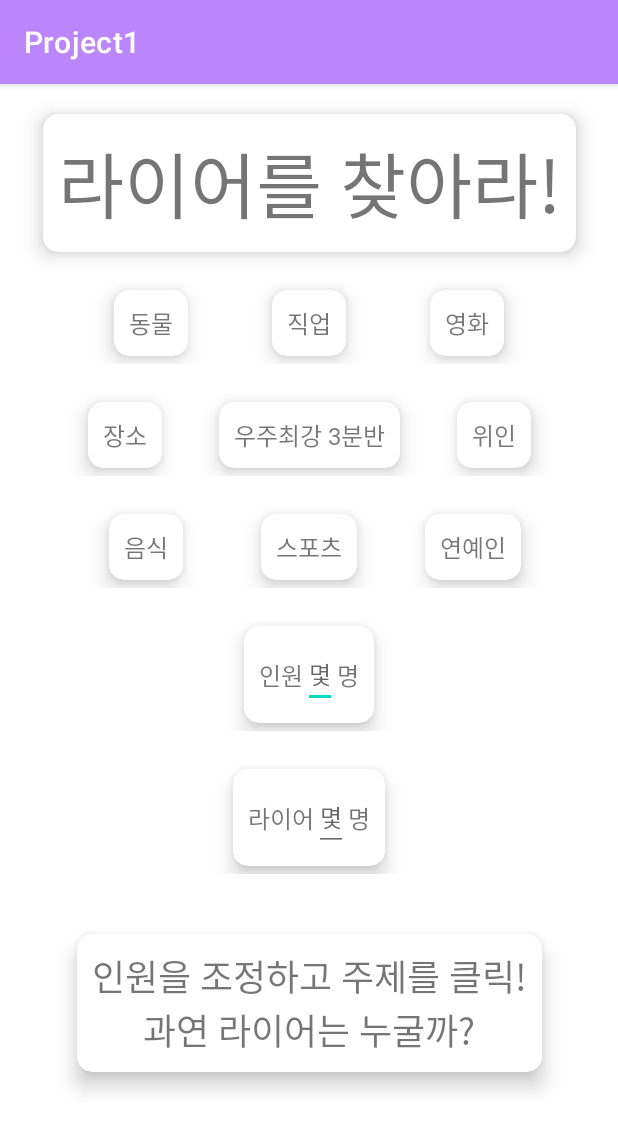
After one commit to kadiace/2020W_CS496_Project1, an Android app: the GameActivity2 screen opened directly, with no data from a screen before it, on a phone screen of 412 x 824 dp. The commit adds this screen. Shown: the top 1131 px of the screen. Run offline under Robolectric (Android 15) with nearby library versions, the phone set to English and light mode, and no system bars.

Commit message:
lier game xml complete

```diff
--- a/app/src/main/AndroidManifest.xml
+++ b/app/src/main/AndroidManifest.xml
@@ -10,7 +10,8 @@
         android:roundIcon="@mipmap/ic_launcher_round"
         android:supportsRtl="true"
         android:theme="@style/Theme.Project1">
-        <activity android:name=".GameActivity1"></activity>
+        <activity android:name=".GameActivity2"></activity>
+        <activity android:name=".GameActivity1" />
         <activity android:name=".EditActivity" />
         <activity android:name=".ItemActivity" />
         <activity
--- a/app/src/main/java/com/example/project1/Fragment3.kt
+++ b/app/src/main/java/com/example/project1/Fragment3.kt
@@ -34,5 +34,10 @@ class Fragment3 : Fragment() {
             activity?.startActivityForResult(intent, 2)
         }
 
+        game2.setOnClickListener{
+            val intent = Intent(context, GameActivity2::class.java)
+            activity?.startActivityForResult(intent, 2)
+        }
+
     }
 }
--- /dev/null
+++ b/app/src/main/java/com/example/project1/GameActivity2.kt
@@ -0,0 +1,11 @@
+package com.example.project1
+
+import androidx.appcompat.app.AppCompatActivity
+import android.os.Bundle
+
+class GameActivity2 : AppCompatActivity() {
+    override fun onCreate(savedInstanceState: Bundle?) {
+        super.onCreate(savedInstanceState)
+        setContentView(R.layout.activity_game2)
+    }
+}
--- a/app/src/main/java/com/example/project1/MainActivity.kt
+++ b/app/src/main/java/com/example/project1/MainActivity.kt
@@ -45,7 +45,6 @@ class MainActivity : AppCompatActivity() {
                     tab.text = "Gallery"
                     tab.setIcon(R.drawable.gallery)
                 }
-
                 2 -> {
                     tab.text = "Alcohol"
                     tab.setIcon(R.drawable.beer)
--- a/app/src/main/res/layout/activity_add.xml
+++ b/app/src/main/res/layout/activity_add.xml
@@ -72,7 +72,7 @@
         android:hint="Type Number"
         android:textSize="24sp"
         android:textColor="@color/purple_200"
-        android:inputType="number"
+        android:inputType="phone"
         android:maxLength="13"
         app:layout_constraintTop_toBottomOf="@id/add_name"/>
 
--- /dev/null
+++ b/app/src/main/res/layout/activity_game2.xml
@@ -0,0 +1,435 @@
+<?xml version="1.0" encoding="utf-8"?>
+<androidx.constraintlayout.widget.ConstraintLayout xmlns:android="http://schemas.android.com/apk/res/android"
+    xmlns:app="http://schemas.android.com/apk/res-auto"
+    xmlns:tools="http://schemas.android.com/tools"
+    android:layout_width="match_parent"
+    android:layout_height="match_parent"
+    android:orientation="vertical"
+    tools:context=".AddActivity">
+
+    <androidx.cardview.widget.CardView
+        android:id = "@+id/title"
+        android:layout_width="wrap_content"
+        android:layout_height="wrap_content"
+        android:layout_margin="20dp"
+        app:cardCornerRadius="10dp"
+        app:cardElevation="8dp"
+        app:contentPadding="10dp"
+        app:layout_constraintTop_toTopOf="parent"
+        app:layout_constraintLeft_toLeftOf="parent"
+        app:layout_constraintRight_toRightOf="parent">
+
+        <TextView
+            android:id="@+id/text_title"
+            android:layout_width="wrap_content"
+            android:layout_height="wrap_content"
+            android:textSize="48sp"
+            android:text="라이어를 찾아라!"
+            android:fontFamily="@font/dreamhouseb"/>
+
+    </androidx.cardview.widget.CardView>
+
+    <androidx.constraintlayout.widget.ConstraintLayout
+        android:id="@+id/layout1"
+        android:layout_width="match_parent"
+        android:layout_height="wrap_content"
+        android:layout_margin="20dp"
+        app:layout_constraintTop_toBottomOf="@id/title"
+        app:layout_constraintBottom_toTopOf="@id/layout2">
+
+        <androidx.cardview.widget.CardView
+            android:id = "@+id/game1"
+            android:layout_width="wrap_content"
+            android:layout_height="wrap_content"
+            android:layout_margin="5dp"
+            android:layout_marginBottom="10dp"
+            app:cardCornerRadius="10dp"
+            app:cardElevation="8dp"
+            app:contentPadding="10dp"
+            app:layout_constraintTop_toTopOf="parent"
+            app:layout_constraintLeft_toLeftOf="parent"
+            app:layout_constraintRight_toLeftOf="@id/game2">
+
+            <TextView
+                android:id="@+id/game1_text"
+                android:layout_width="wrap_content"
+                android:layout_height="wrap_content"
+                android:textSize="16sp"
+                android:text="동물"
+                android:fontFamily="@font/dreamhouseb"/>
+
+        </androidx.cardview.widget.CardView>
+
+        <androidx.cardview.widget.CardView
+            android:id = "@+id/game2"
+            android:layout_width="wrap_content"
+            android:layout_height="wrap_content"
+            android:layout_margin="5dp"
+            app:cardCornerRadius="10dp"
+            app:cardElevation="8dp"
+            app:contentPadding="10dp"
+            app:layout_constraintTop_toTopOf="parent"
+            app:layout_constraintBottom_toBottomOf="parent"
+            app:layout_constraintLeft_toLeftOf="parent"
+            app:layout_constraintRight_toRightOf="parent">
+
+            <TextView
+                android:id="@+id/game2_text"
+                android:layout_width="wrap_content"
+                android:layout_height="wrap_content"
+                android:textSize="16sp"
+                android:text="직업"
+                android:fontFamily="@font/dreamhouseb"/>
+
+        </androidx.cardview.widget.CardView>
+
+        <androidx.cardview.widget.CardView
+            android:id = "@+id/game3"
+            android:layout_width="wrap_content"
+            android:layout_height="wrap_content"
+            android:layout_margin="5dp"
+            android:layout_marginBottom="10dp"
+            app:cardCornerRadius="10dp"
+            app:cardElevation="8dp"
+            app:contentPadding="10dp"
+            app:layout_constraintTop_toTopOf="parent"
+            app:layout_constraintLeft_toRightOf="@id/game2"
+            app:layout_constraintRight_toRightOf="parent">
+
+            <TextView
+                android:id="@+id/game3_text"
+                android:layout_width="wrap_content"
+                android:layout_height="wrap_content"
+                android:textSize="16sp"
+                android:text="영화"
+                android:fontFamily="@font/dreamhouseb"/>
+
+        </androidx.cardview.widget.CardView>
+
+    </androidx.constraintlayout.widget.ConstraintLayout>
+
+    <androidx.constraintlayout.widget.ConstraintLayout
+        android:id="@+id/layout2"
+        android:layout_width="match_parent"
+        android:layout_height="wrap_content"
+        android:layout_margin="20dp"
+        app:layout_constraintTop_toBottomOf="@id/layout1">
+
+        <androidx.cardview.widget.CardView
+            android:id = "@+id/game4"
+            android:layout_width="wrap_content"
+            android:layout_height="wrap_content"
+            android:layout_margin="5dp"
+            android:layout_marginBottom="10dp"
+            app:cardCornerRadius="10dp"
+            app:cardElevation="8dp"
+            app:contentPadding="10dp"
+            app:layout_constraintBottom_toBottomOf="parent"
+            app:layout_constraintLeft_toLeftOf="parent"
+            app:layout_constraintRight_toLeftOf="@id/game5">
+
+            <TextView
+                android:id="@+id/game4_text"
+                android:layout_width="wrap_content"
+                android:layout_height="wrap_content"
+                android:textSize="16sp"
+                android:text="장소"
+                android:fontFamily="@font/dreamhouseb"/>
+
+        </androidx.cardview.widget.CardView>
+
+        <androidx.cardview.widget.CardView
+            android:id = "@+id/game5"
+            android:layout_width="wrap_content"
+            android:layout_height="wrap_content"
+            android:layout_margin="5dp"
+            android:layout_marginBottom="10dp"
+            app:cardCornerRadius="10dp"
+            app:cardElevation="8dp"
+            app:contentPadding="10dp"
+            app:layout_constraintTop_toTopOf="parent"
+            app:layout_constraintBottom_toBottomOf="parent"
+            app:layout_constraintLeft_toLeftOf="parent"
+            app:layout_constraintRight_toRightOf="parent">
+
+            <TextView
+                android:id="@+id/game5_text"
+                android:layout_width="wrap_content"
+                android:layout_height="wrap_content"
+                android:textSize="16sp"
+                android:text="우주최강 3분반"
+                android:fontFamily="@font/dreamhouseb"/>
+
+        </androidx.cardview.widget.CardView>
+
+        <androidx.cardview.widget.CardView
+            android:id = "@+id/game6"
+            android:layout_width="wrap_content"
+            android:layout_height="wrap_content"
+            android:layout_margin="5dp"
+            android:layout_marginBottom="10dp"
+            app:cardCornerRadius="10dp"
+            app:cardElevation="8dp"
+            app:contentPadding="10dp"
+            app:layout_constraintBottom_toBottomOf="parent"
+            app:layout_constraintLeft_toRightOf="@id/game5"
+            app:layout_constraintRight_toRightOf="parent">
+
+            <TextView
+                android:id="@+id/game6_text"
+                android:layout_width="wrap_content"
+                android:layout_height="wrap_content"
+                android:textSize="16sp"
+                android:text="위인"
+                android:fontFamily="@font/dreamhouseb"/>
+
+        </androidx.cardview.widget.CardView>
+
+    </androidx.constraintlayout.widget.ConstraintLayout>
+
+    <androidx.constraintlayout.widget.ConstraintLayout
+        android:id="@+id/layout3"
+        android:layout_width="match_parent"
+        android:layout_height="wrap_content"
+        android:layout_margin="20dp"
+        app:layout_constraintTop_toBottomOf="@id/layout2">
+
+        <androidx.cardview.widget.CardView
+            android:id = "@+id/game7"
+            android:layout_width="wrap_content"
+            android:layout_height="wrap_content"
+            android:layout_margin="5dp"
+            android:layout_marginBottom="10dp"
+            app:cardCornerRadius="10dp"
+            app:cardElevation="8dp"
+            app:contentPadding="10dp"
+            app:layout_constraintBottom_toBottomOf="parent"
+            app:layout_constraintLeft_toLeftOf="parent"
+            app:layout_constraintRight_toLeftOf="@id/game8">
+
+            <TextView
+                android:id="@+id/game7_text"
+                android:layout_width="wrap_content"
+                android:layout_height="wrap_content"
+                android:textSize="16sp"
+                android:text="음식"
+                android:fontFamily="@font/dreamhouseb"/>
+
+        </androidx.cardview.widget.CardView>
+
+        <androidx.cardview.widget.CardView
+            android:id = "@+id/game8"
+            android:layout_width="wrap_content"
+            android:layout_height="wrap_content"
+            android:layout_margin="5dp"
+            android:layout_marginBottom="10dp"
+            app:cardCornerRadius="10dp"
+            app:cardElevation="8dp"
+            app:contentPadding="10dp"
+            app:layout_constraintTop_toTopOf="parent"
+            app:layout_constraintBottom_toBottomOf="parent"
+            app:layout_constraintLeft_toLeftOf="parent"
+            app:layout_constraintRight_toRightOf="parent">
+
+            <TextView
+                android:id="@+id/game8_text"
+                android:layout_width="wrap_content"
+                android:layout_height="wrap_content"
+                android:textSize="16sp"
+                android:text="스포츠"
+                android:fontFamily="@font/dreamhouseb"/>
+
+        </androidx.cardview.widget.CardView>
+
+        <androidx.cardview.widget.CardView
+            android:id = "@+id/game9"
+            android:layout_width="wrap_content"
+            android:layout_height="wrap_content"
+            android:layout_margin="5dp"
+            android:layout_marginBottom="10dp"
+            app:cardCornerRadius="10dp"
+            app:cardElevation="8dp"
+            app:contentPadding="10dp"
+            app:layout_constraintBottom_toBottomOf="parent"
+            app:layout_constraintLeft_toRightOf="@id/game8"
+            app:layout_constraintRight_toRightOf="parent">
+
+            <TextView
+                android:id="@+id/game9_text"
+                android:layout_width="wrap_content"
+                android:layout_height="wrap_content"
+                android:textSize="16sp"
+                android:text="연예인"
+                android:fontFamily="@font/dreamhouseb"/>
+
+        </androidx.cardview.widget.CardView>
+
+    </androidx.constraintlayout.widget.ConstraintLayout>
+
+    <androidx.constraintlayout.widget.ConstraintLayout
+        android:id="@+id/layout4"
+        android:layout_width="match_parent"
+        android:layout_height="wrap_content"
+        android:layout_margin="20dp"
+        app:layout_constraintTop_toBottomOf="@id/layout3">
+
+        <androidx.cardview.widget.CardView
+            android:id = "@+id/number"
+            android:layout_width="wrap_content"
+            android:layout_height="wrap_content"
+            android:layout_margin="5dp"
+            android:layout_marginBottom="10dp"
+            app:cardCornerRadius="10dp"
+            app:cardElevation="8dp"
+            app:contentPadding="10dp"
+            app:layout_constraintTop_toTopOf="parent"
+            app:layout_constraintBottom_toBottomOf="parent"
+            app:layout_constraintLeft_toLeftOf="parent"
+            app:layout_constraintRight_toRightOf="parent">
+
+            <androidx.constraintlayout.widget.ConstraintLayout
+                android:layout_width="match_parent"
+                android:layout_height="match_parent">
+
+                <TextView
+                    android:id="@+id/number_text"
+                    android:layout_width="wrap_content"
+                    android:layout_height="wrap_content"
+                    android:textSize="16sp"
+                    android:text="인원"
+                    android:fontFamily="@font/dreamhouseb"
+                    app:layout_constraintLeft_toLeftOf="parent"
+                    app:layout_constraintTop_toTopOf="parent"
+                    app:layout_constraintBottom_toBottomOf="parent" />
+
+                <EditText
+                    android:id="@+id/edit_number"
+                    android:layout_width="match_parent"
+                    android:layout_height="wrap_content"
+                    android:textSize="16sp"
+                    android:hint="몇"
+                    android:maxLength="2"
+                    android:inputType="number"
+                    android:fontFamily="@font/dreamhouseb"
+                    app:layout_constraintLeft_toRightOf="@id/number_text"
+                    app:layout_constraintRight_toLeftOf="@id/number_text2"
+                    app:layout_constraintTop_toTopOf="parent"
+                    app:layout_constraintBottom_toBottomOf="parent" />
+                <TextView
+                    android:id="@+id/number_text2"
+                    android:layout_width="wrap_content"
+                    android:layout_height="wrap_content"
+                    android:textSize="16sp"
+                    android:text="명"
+                    android:fontFamily="@font/dreamhouseb"
+                    app:layout_constraintRight_toRightOf="parent"
+                    app:layout_constraintTop_toTopOf="parent"
+                    app:layout_constraintBottom_toBottomOf="parent" />
+
+            </androidx.constraintlayout.widget.ConstraintLayout>
+
+        </androidx.cardview.widget.CardView>
+
+    </androidx.constraintlayout.widget.ConstraintLayout>
+
+    <androidx.constraintlayout.widget.ConstraintLayout
+        android:id="@+id/layout5"
+        android:layout_width="match_parent"
+        android:layout_height="wrap_content"
+        android:layout_margin="20dp"
+        app:layout_constraintTop_toBottomOf="@id/layout4">
+
+        <androidx.cardview.widget.CardView
+            android:id = "@+id/lier"
+            android:layout_width="wrap_content"
+            android:layout_height="wrap_content"
+            android:layout_margin="5dp"
+            android:layout_marginBottom="10dp"
+            app:cardCornerRadius="10dp"
+            app:cardElevation="8dp"
+            app:contentPadding="10dp"
+            app:layout_constraintTop_toTopOf="parent"
+            app:layout_constraintBottom_toBottomOf="parent"
+            app:layout_constraintLeft_toLeftOf="parent"
+            app:layout_constraintRight_toRightOf="parent">
+
+            <androidx.constraintlayout.widget.ConstraintLayout
+                android:layout_width="match_parent"
+                android:layout_height="match_parent">
+
+                <TextView
+                    android:id="@+id/lier_text"
+                    android:layout_width="wrap_content"
+                    android:layout_height="wrap_content"
+                    android:textSize="16sp"
+                    android:text="라이어"
+                    android:fontFamily="@font/dreamhouseb"
+                    app:layout_constraintLeft_toLeftOf="parent"
+                    app:layout_constraintTop_toTopOf="parent"
+                    app:layout_constraintBottom_toBottomOf="parent" />
+
+                <EditText
+                    android:id="@+id/edit_lier"
+                    android:layout_width="match_parent"
+                    android:layout_height="wrap_content"
+                    android:textSize="16sp"
+                    android:hint="몇"
+                    android:maxLength="2"
+                    android:inputType="number"
+                    android:fontFamily="@font/dreamhouseb"
+                    app:layout_constraintLeft_toRightOf="@id/lier_text"
+                    app:layout_constraintRight_toLeftOf="@id/lier_text2"
+                    app:layout_constraintTop_toTopOf="parent"
+                    app:layout_constraintBottom_toBottomOf="parent" />
+                <TextView
+                    android:id="@+id/lier_text2"
+                    android:layout_width="wrap_content"
+                    android:layout_height="wrap_content"
+                    android:textSize="16sp"
+                    android:text="명"
+                    android:fontFamily="@font/dreamhouseb"
+                    app:layout_constraintRight_toRightOf="parent"
+                    app:layout_constraintTop_toTopOf="parent"
+                    app:layout_constraintBottom_toBottomOf="parent" />
+
+            </androidx.constraintlayout.widget.ConstraintLayout>
+
+        </androidx.cardview.widget.CardView>
+
+    </androidx.constraintlayout.widget.ConstraintLayout>
+
+    <androidx.constraintlayout.widget.ConstraintLayout
+        android:id="@+id/layout6"
+        android:layout_width="match_parent"
+        android:layout_height="wrap_content"
+        android:layout_margin="20dp"
+        app:layout_constraintTop_toBottomOf="@id/layout5">
+
+        <androidx.cardview.widget.CardView
+            android:id = "@+id/explain"
+            android:layout_width="wrap_content"
+            android:layout_height="wrap_content"
+            android:layout_margin="20dp"
+            app:cardCornerRadius="10dp"
+            app:cardElevation="8dp"
+            app:contentPadding="10dp"
+            app:layout_constraintTop_toTopOf="parent"
+            app:layout_constraintBottom_toBottomOf="parent"
+            app:layout_constraintLeft_toLeftOf="parent"
+            app:layout_constraintRight_toRightOf="parent">
+
+            <TextView
+                android:id="@+id/text_explain"
+                android:layout_width="wrap_content"
+                android:layout_height="wrap_content"
+                android:textSize="24sp"
+                android:gravity="center_horizontal"
+                android:text="인원을 조정하고 주제를 클릭!\n과연 라이어는 누굴까?"
+                android:fontFamily="@font/dreamhouseb"/>
+
+        </androidx.cardview.widget.CardView>
+
+    </androidx.constraintlayout.widget.ConstraintLayout>
+
+
+</androidx.constraintlayout.widget.ConstraintLayout>
```
